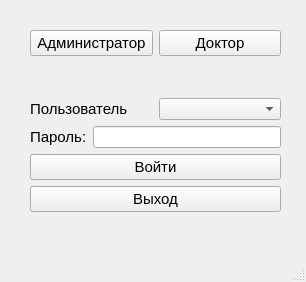
Qt form ui/enter.ui (flexyw1be/DentalProject) before a commit.
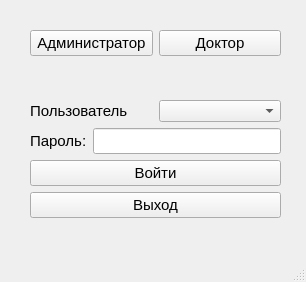
The same form after that commit.

The edit to the form file:
```diff
--- a/ui/enter.ui
+++ b/ui/enter.ui
@@ -20,7 +20,7 @@
       <x>30</x>
       <y>30</y>
       <width>251</width>
-      <height>182</height>
+      <height>188</height>
      </rect>
     </property>
     <layout class="QGridLayout" name="gridLayout">
@@ -129,7 +129,14 @@
         </widget>
        </item>
        <item>
-        <widget class="QLineEdit" name="password_line_edit"/>
+        <widget class="QLineEdit" name="password_line_edit">
+         <property name="font">
+          <font>
+           <family>Segoe UI</family>
+           <pointsize>11</pointsize>
+          </font>
+         </property>
+        </widget>
        </item>
       </layout>
      </item>
```
